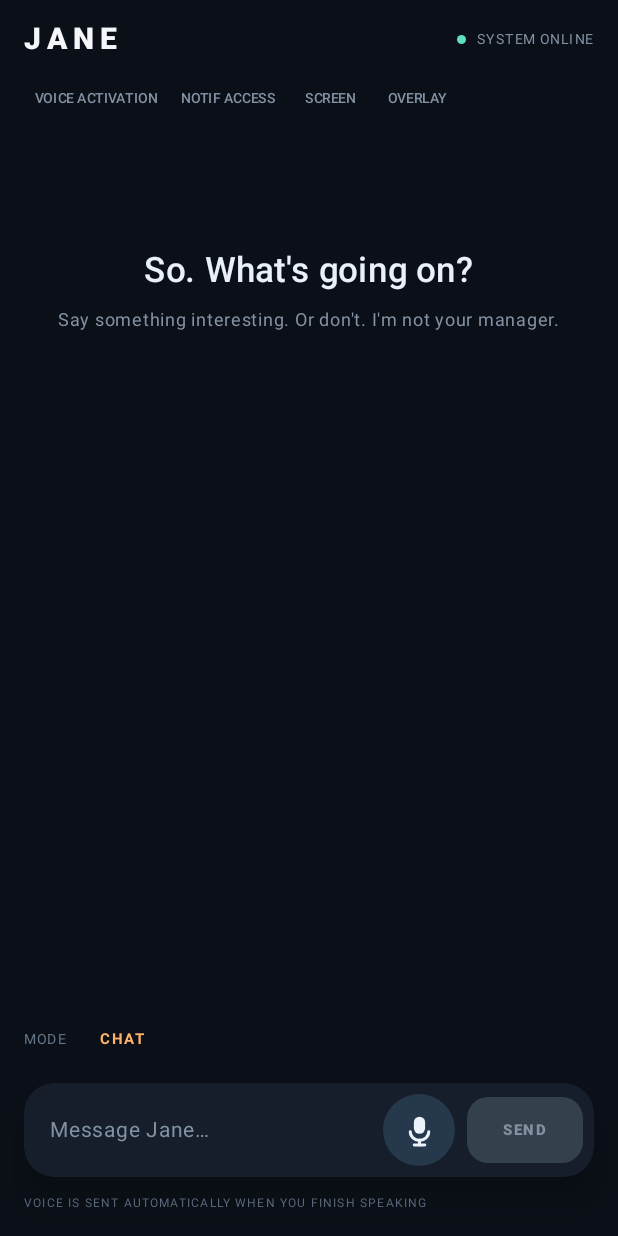
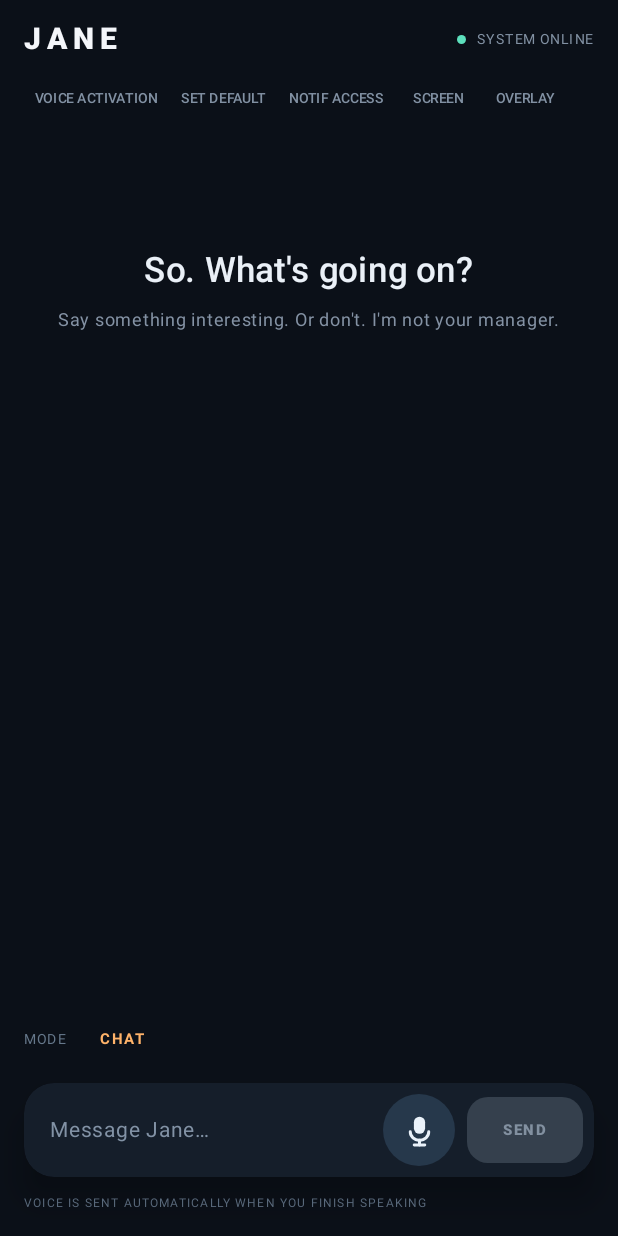
Before and after one commit to disrup404/ZOI, an Android app built with Jetpack Compose: the screen it shows after launch (MainActivity), after a tap on "LET'S GET STARTED", on a phone screen of 412 x 824 dp. Run offline under Robolectric (Android 15) with nearby library versions, the phone set to English and light mode, and no system bars.

Commit message:
Add Android default assistant selection to Jane

```diff
--- a/zoi-android/app/src/main/java/com/chronodisrupt/zoi/MainActivity.kt
+++ b/zoi-android/app/src/main/java/com/chronodisrupt/zoi/MainActivity.kt
@@ -300,6 +300,26 @@ private fun JaneChatScreen(
     val context = LocalContext.current
     val preferences = remember {
         context.getSharedPreferences("jane_preferences", android.content.Context.MODE_PRIVATE)
+    }
+    val assistantRoleManager = if (android.os.Build.VERSION.SDK_INT >= 29) {
+        context.getSystemService(android.app.role.RoleManager::class.java)
+    } else null
+    var isDefaultAssistant by remember {
+        mutableStateOf(
+            assistantRoleManager?.isRoleHeld(android.app.role.RoleManager.ROLE_ASSISTANT) == true
+        )
+    }
+    val assistantRoleLauncher = rememberLauncherForActivityResult(
+        ActivityResultContracts.StartActivityForResult()
+    ) {
+        isDefaultAssistant = assistantRoleManager?.isRoleHeld(
+            android.app.role.RoleManager.ROLE_ASSISTANT
+        ) == true
+        Toast.makeText(
+            context,
+            if (isDefaultAssistant) "Jane is now your default assistant." else "Jane wasn't selected as the default assistant.",
+            Toast.LENGTH_LONG
+        ).show()
     }
     var notificationAccess by remember {
         mutableStateOf(JaneNotificationListener.hasNotificationAccess(context))
@@ -821,6 +841,30 @@ private fun JaneChatScreen(
                     contentPadding = androidx.compose.foundation.layout.PaddingValues(horizontal = 7.dp, vertical = 2.dp)
                 ) {
                     Text(if (wakeWordActive) "VOICE ACTIVATION ON" else "VOICE ACTIVATION", color = if (wakeWordActive) Color(0xFF69DDBD) else Color(0xFF8291A3), fontSize = 9.sp, letterSpacing = 0.4.sp)
+                }
+                TextButton(
+                    onClick = {
+                        val manager = assistantRoleManager
+                        if (manager != null && manager.isRoleAvailable(android.app.role.RoleManager.ROLE_ASSISTANT)) {
+                            assistantRoleLauncher.launch(
+                                manager.createRequestRoleIntent(android.app.role.RoleManager.ROLE_ASSISTANT)
+                            )
+                        } else {
+                            try {
+                                context.startActivity(Intent(Settings.ACTION_VOICE_INPUT_SETTINGS))
+                            } catch (_: Exception) {
+                                messages.add(ChatMessage("assistant", "This Android version doesn't expose the assistant selection screen. Check Settings for Default apps or Digital assistant app."))
+                            }
+                        }
+                    },
+                    contentPadding = androidx.compose.foundation.layout.PaddingValues(horizontal = 7.dp, vertical = 2.dp)
+                ) {
+                    Text(
+                        if (isDefaultAssistant) "JANE DEFAULT" else "SET DEFAULT",
+                        color = if (isDefaultAssistant) Color(0xFF69DDBD) else Color(0xFF8291A3),
+                        fontSize = 9.sp,
+                        letterSpacing = 0.4.sp
+                    )
                 }
                 TextButton(
                     onClick = {
```
